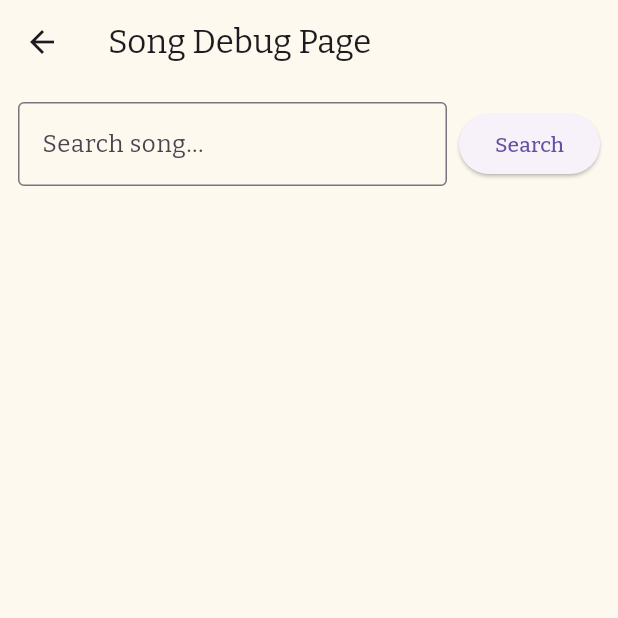
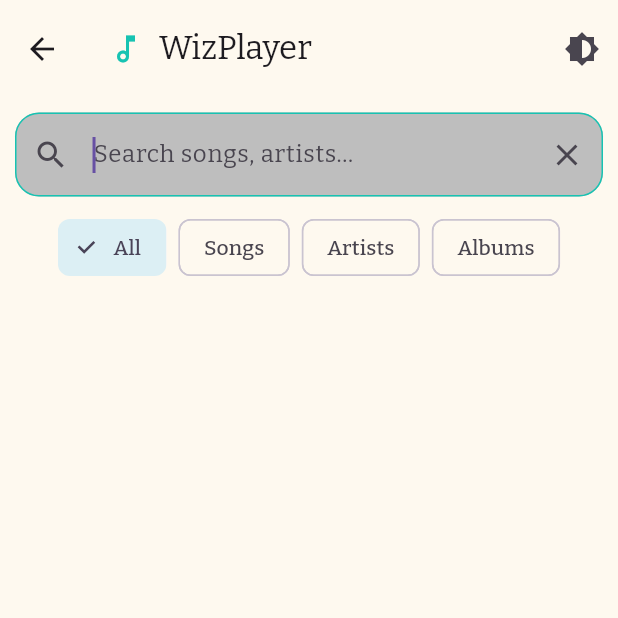
Before and after one commit to ansh-lowanshi/wiz_player, a Flutter app: the HomePage screen opened directly, after a tap on the "search" icon, on a phone screen of 412 x 824 dp, the top half of it. Run offline on Flutter 3.47's test engine with Material 3 defaults, Android fonts, the phone set to English and light mode, and no system bars; our stand-ins replace another_flutter_splash_screen, flutter_bloc, hydrated_bloc, just_audio; missing offline and left inert: audio_session, dynamic_tabbar.

```diff
--- a/lib/presentation/HomeTab/pages/hometabpage.dart
+++ b/lib/presentation/HomeTab/pages/hometabpage.dart
@@ -1,6 +1,11 @@
 import 'package:dynamic_tabbar/dynamic_tabbar.dart';
 import 'package:flutter/material.dart';
+import 'package:wiz_player/common/appnavigation/app_navigation.dart';
 import 'package:wiz_player/core/config/theme/app_colors.dart';
+import 'package:wiz_player/presentation/HomeTab/pages/artists_page.dart';
+import 'package:wiz_player/presentation/HomeTab/pages/for_you_page.dart';
+import 'package:wiz_player/presentation/HomeTab/pages/most_played_page.dart';
+import 'package:wiz_player/presentation/HomeTab/pages/recently_played_page.dart';
 
 class HomeTabPage extends StatefulWidget {
   const HomeTabPage({super.key});
@@ -13,54 +18,70 @@ class _HomeTabPageState extends State<HomeTabPage> {
   @override
   Widget build(BuildContext context) {
     return SafeArea(
-      child: Container( child: _tabs()),
+      child: Container(
+        padding: EdgeInsets.all(10),
+        width: double.infinity,
+        child: Column(
+          mainAxisAlignment: MainAxisAlignment.spaceBetween,
+          crossAxisAlignment: CrossAxisAlignment.center,
+          children: [
+            Row(
+              mainAxisAlignment: MainAxisAlignment.spaceBetween,
+              children: [
+                _tabText('For you'),
+                _tabButton(context, ForYouPage()),
+              ],
+            ),
+            Row(
+              mainAxisAlignment: MainAxisAlignment.spaceBetween,
+              children: [
+                _tabText('Recently Played'),
+                _tabButton(context, RecentlyPlayedPage()),
+              ],
+            ),
+            Row(
+              mainAxisAlignment: MainAxisAlignment.spaceBetween,
+              children: [
+                _tabText('Most Played'),
+                _tabButton(context, MostPlayedPage()),
+              ],
+            ),
+            Row(
+              mainAxisAlignment: MainAxisAlignment.spaceBetween,
+              children: [
+                _tabText('Artists'),
+                _tabButton(context, ArtistsPage()),
+              ],
+            ),
+          ],
+        ),
+      ),
     );
   }
 }
 
-Widget _tabs() {
-  return DynamicTabBarWidget(
-    labelColor: AppColors.primary,
-    indicatorColor: AppColors.primary,
-    labelPadding: EdgeInsets.symmetric(horizontal: 12),
-    isScrollable: false,
-    showBackIcon: false,
-    showNextIcon: false,
-    physics: BouncingScrollPhysics(),
-    dynamicTabs: [
-      TabData(
-        index: 0,
-        title: Tab(text: 'Suggested'),
-        content: _buildSuggestionTab(),
-      ),
-      TabData(
-        index: 1,
-        title: Tab(text: 'Songs'),
-        content: _buildTabContent('Songs'),
-      ),
-      TabData(
-        index: 2,
-        title: Tab(text: 'Artists'),
-        content: _buildTabContent('Artists'),
-      ),
-      TabData(
-        index: 3,
-        title: Tab(text: 'Albums'),
-        content: _buildTabContent('Albums'),
-      ),
-    ],
-    onTabControllerUpdated: (TabController p1) {},
+Widget _tabText(String text) {
+  return Text(
+    text,
+    style: TextStyle(
+      fontSize: 17,
+      fontWeight: FontWeight.w500,
+    ),
   );
 }
 
-Widget _buildSuggestionTab() {
-  return Center(child: Text('Suggestion page'));
+Widget _tabButton(BuildContext context, Widget destination) {
+  return TextButton(
+    onPressed: () {
+      AppNavigation.push(context, destination);
+    },
+    style: TextButton.styleFrom(foregroundColor: AppColors.primary),
+    child: Row(
+      children: [
+        Text('See All', style: TextStyle(fontWeight: FontWeight.bold)),
+        SizedBox(width: 5,),
+        Icon(Icons.arrow_forward_ios,size: 12,)
+      ],
+    ),
+  );
 }
-
-Widget _tabText(String text) {
-  return Text(text);
-}
-
-Widget _buildTabContent(String tab) {
-  return Center(child: Text(tab));
-}
--- /dev/null
+++ b/lib/presentation/SettingTab/pages/settings_page.dart
@@ -0,0 +1,10 @@
+import 'package:flutter/material.dart';
+
+class SettingsPage extends StatelessWidget {
+  const SettingsPage({super.key});
+
+  @override
+  Widget build(BuildContext context) {
+    return const Placeholder();
+  }
+}
--- a/lib/presentation/homepage/pages/home_page.dart
+++ b/lib/presentation/homepage/pages/home_page.dart
@@ -1,5 +1,3 @@
-import 'package:crystal_navigation_bar/crystal_navigation_bar.dart';
-import 'package:dynamic_tabbar/dynamic_tabbar.dart';
 import 'package:flutter/material.dart';
 import 'package:flutter_bloc/flutter_bloc.dart';
 import 'package:wiz_player/common/appnavigation/app_navigation.dart';
@@ -9,8 +7,9 @@ import 'package:wiz_player/core/config/theme/bloc/theme_event.dart';
 import 'package:wiz_player/presentation/FavouriteTab/pages/favouritepage.dart';
 import 'package:wiz_player/presentation/HomeTab/pages/hometabpage.dart';
 import 'package:wiz_player/presentation/PlaylistTab/pages/playlistpage.dart';
-import 'package:wiz_player/presentation/ProfileTab/pages/profilepage.dart';
+import 'package:wiz_player/presentation/SettingTab/pages/settings_page.dart';
 import 'package:wiz_player/presentation/homepage/pages/debug.dart';
+import 'package:wiz_player/presentation/search/pages/search_page.dart';
 
 class HomePage extends StatefulWidget {
   const HomePage({super.key});
@@ -39,7 +38,7 @@ class _HomePageState extends State<HomePage> {
             children: [
               IconButton(
                 onPressed: () {
-                  AppNavigation.push(context, SongDebugPage());
+                  AppNavigation.push(context, SearchPage());
                 },
                 icon: Icon(Icons.search),
               ),
@@ -63,7 +62,7 @@ class _HomePageState extends State<HomePage> {
             HomeTabPage(),
             FavouritePage(),
             PlaylistPage(),
-            ProfilePage(),
+            SettingsPage(),
           ],
         ),
       ),
@@ -91,7 +90,10 @@ class _HomePageState extends State<HomePage> {
             icon: Icon(Icons.playlist_play),
             label: 'Playlist',
           ),
-          BottomNavigationBarItem(icon: Icon(Icons.person), label: 'Profile'),
+          BottomNavigationBarItem(
+            icon: Icon(Icons.settings),
+            label: 'Settings',
+          ),
         ],
       ),
     );
--- /dev/null
+++ b/lib/presentation/search/pages/search_page.dart
@@ -0,0 +1,111 @@
+import 'package:flutter/material.dart';
+import 'package:flutter_bloc/flutter_bloc.dart';
+import 'package:wiz_player/common/appnavigation/app_navigation.dart';
+import 'package:wiz_player/core/config/theme/app_colors.dart';
+import 'package:wiz_player/core/config/theme/bloc/theme_bloc.dart';
+import 'package:wiz_player/core/config/theme/bloc/theme_event.dart';
+
+class SearchPage extends StatefulWidget {
+  const SearchPage({super.key});
+
+  @override
+  State<SearchPage> createState() => _SearchPageState();
+}
+
+class _SearchPageState extends State<SearchPage> {
+  TextEditingController _controller = TextEditingController();
+  String selected = 'All';
+
+  final filters = ['All', 'Songs', 'Artists', 'Albums'];
+
+  @override
+  Widget build(BuildContext context) {
+    return Scaffold(
+      appBar: AppBar(
+        title: Row(
+          children: [
+            Icon(Icons.music_note_outlined, color: AppColors.primary),
+            SizedBox(width: 10),
+            Text('WizPlayer'),
+          ],
+        ),
+        actions: [
+          Row(
+            children: [
+              IconButton(
+                onPressed: () {
+                  context.read<ThemeBloc>().add(ToggleTheme());
+                },
+                icon: Icon(Icons.brightness_6),
+              ),
+            ],
+          ),
+        ],
+        toolbarHeight: 65,
+      ),
+      body: SafeArea(
+        child: Container(
+          padding: EdgeInsets.all(10),
+          child: Column(
+            children: [
+              TextField(
+                autofocus: true,
+                controller: _controller,
+                textInputAction: TextInputAction.search,
+                onSubmitted: (value) {
+
+                },
+                keyboardType: TextInputType.text,
+                textCapitalization: TextCapitalization.words,
+                decoration: InputDecoration(
+                  hintText: 'Search songs, artists...',
+                  prefixIcon: Icon(Icons.search),
+                  suffixIcon: IconButton(
+                    onPressed: () {
+                      setState(() {
+                        _controller.clear();
+                      });
+                    },
+                    icon: Icon(Icons.clear),
+                  ),
+                  filled: true,
+                  fillColor: Theme.of(context).brightness == Brightness.light
+                      ? AppColors.grey
+                      : AppColors.darkgrey,
+                  border: OutlineInputBorder(
+                    borderRadius: BorderRadius.circular(16),
+                    // borderSide: BorderSide.none
+                  ),
+                  focusedBorder: OutlineInputBorder(
+                    borderRadius: BorderRadius.circular(16),
+                    borderSide: BorderSide(color: AppColors.primary),
+                  ),
+                ),
+              ),
+              SizedBox(height: 10),
+              Wrap(
+                spacing: 8,
+                children: filters.map((filter) {
+                  return ChoiceChip(
+                    label: Text(filter),
+                    selected: selected == filter,
+                    onSelected: (_) {
+                      setState(() {
+                        selected = filter;
+                      });
+                    },
+                    selectedColor: AppColors.primary.withOpacity(0.15),
+                    backgroundColor:
+                        Theme.of(context).brightness == Brightness.light
+                        ? AppColors.lightBackground
+                        : AppColors.darkBackground,
+                  );
+                }).toList(),
+              ),
+            ],
+          ),
+        ),
+      ),
+    );
+  }
+}
```
Also changed, not shown: lib/data/model/album_model.dart (added, +41 -0 lines), lib/data/repo/album_repo_impl.dart (added, +23 -0 lines), lib/data/sources/album_remote_source.dart (added, +24 -0 lines), lib/domain/entities/album_entity.dart (added, +21 -0 lines), lib/domain/repo/album_repo.dart (added, +8 -0 lines), lib/presentation/HomeTab/pages/artists_page.dart (added, +15 -0 lines), lib/presentation/HomeTab/pages/for_you_page.dart (added, +15 -0 lines), lib/presentation/HomeTab/pages/most_played_page.dart (added, +15 -0 lines), lib/presentation/HomeTab/pages/recently_played_page.dart (added, +15 -0 lines), lib/presentation/ProfileTab/pages/profilepage.dart (deleted, +0 -15 lines).
